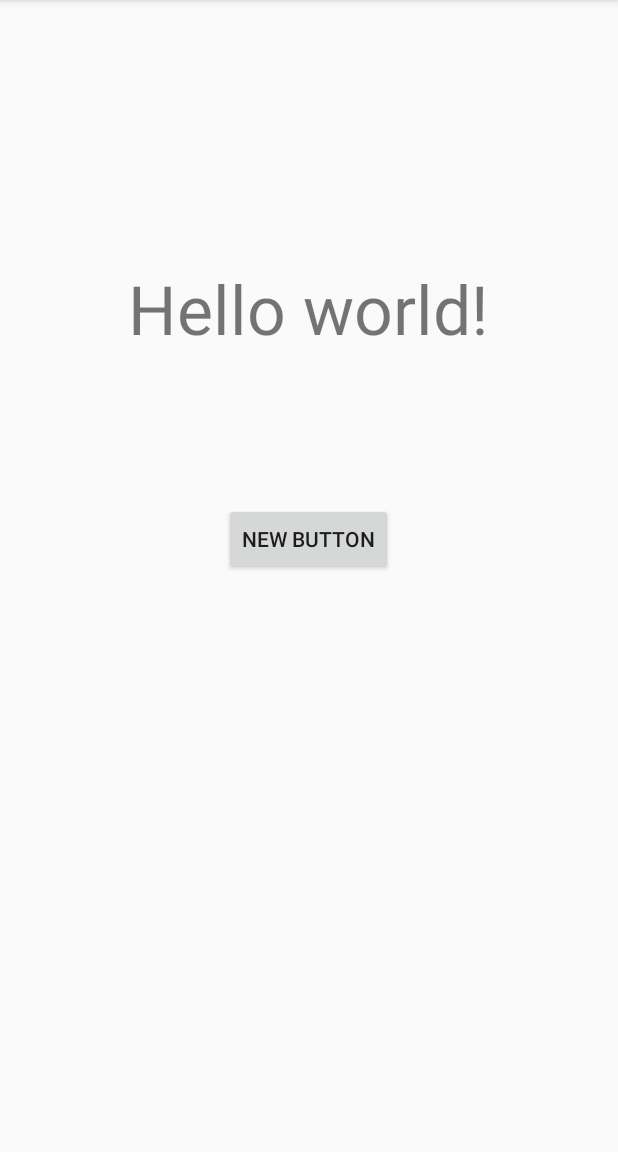
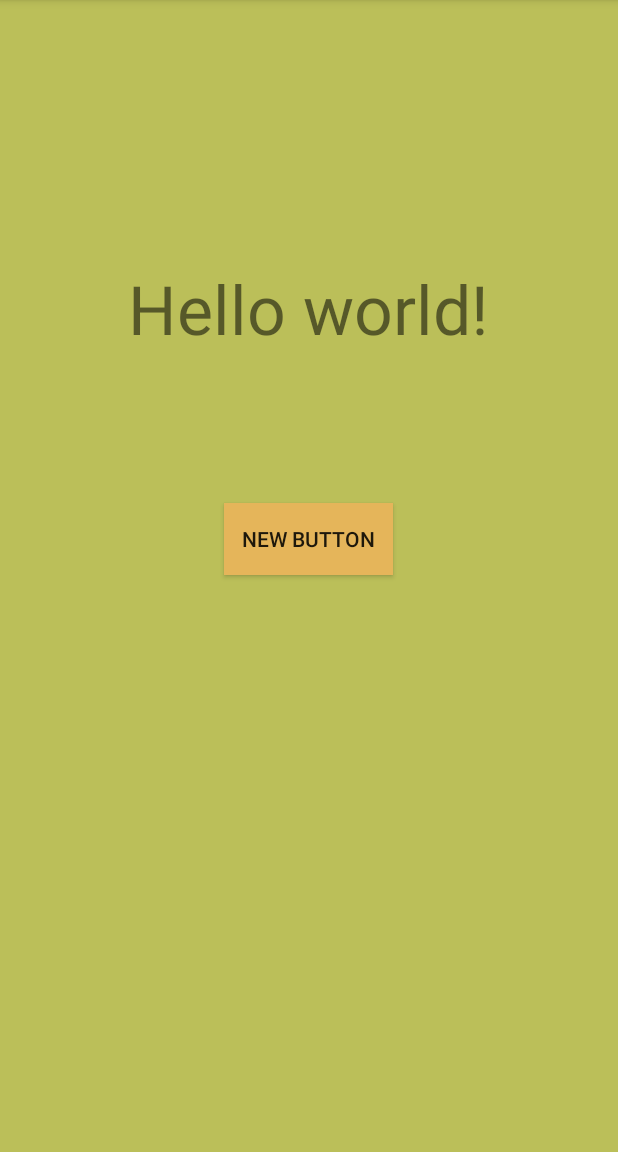
Before and after one commit to ghop1073/PmStupidroject, an Android app: the screen it shows after launch (StupidAfternoonActivity), in the options menu, after a tap on "Settings", on a phone screen of 412 x 824 dp, the part 84-1236 px from its top. Run offline under Robolectric (Android 15) with nearby library versions, the phone set to English and light mode, and no system bars.

Commit message:
lots of different changes to projects

```diff
--- a/app/src/main/java/ctec/pmstupidroject/StupidAfternoonActivity.java
+++ b/app/src/main/java/ctec/pmstupidroject/StupidAfternoonActivity.java
@@ -4,34 +4,68 @@ import android.support.v7.app.AppCompatActivity;
 import android.os.Bundle;
 import android.view.Menu;
 import android.view.MenuItem;
+import android.view.View;
+import android.widget.Button;
+import android.widget.TextView;
+import android.widget.RelativeLayout;
+import android.view.View;
+import android.graphics.Color;
 
-public class StupidAfternoonActivity extends AppCompatActivity {
+public class StupidAfternoonActivity extends AppCompatActivity
+{
+    private Button colorChangeButton;
+    private RelativeLayout background;
+    private TextView sillywords;
 
     @Override
-    protected void onCreate(Bundle savedInstanceState) {
+    protected void onCreate(Bundle savedInstanceState)
+    {
         super.onCreate(savedInstanceState);
         setContentView(R.layout.activity_stupid_afternoon);
+
+        colorChangeButton = (Button) findViewById(R.id.sillybutton);
+        background = (RelativeLayout) findViewById(R.id.appBackground);
+        sillywords = (TextView) findViewById(R.id.StupidWords);
+
+        setupListeners();
     }
 
     @Override
-    public boolean onCreateOptionsMenu(Menu menu) {
+    public boolean onCreateOptionsMenu(Menu menu)
+    {
         // Inflate the menu; this adds items to the action bar if it is present.
         getMenuInflater().inflate(R.menu.menu_stupid_afternoon, menu);
         return true;
     }
 
-    @Override
-    public boolean onOptionsItemSelected(MenuItem item) {
-        // Handle action bar item clicks here. The action bar will
-        // automatically handle clicks on the Home/Up button, so long
-        // as you specify a parent activity in AndroidManifest.xml.
-        int id = item.getItemId();
+    private void changeColors()
+    {
+        int redColor;
+        int greenColor;
+        int blueColor;
 
-        //noinspection SimplifiableIfStatement
-        if (id == R.id.action_settings) {
-            return true;
-        }
+        redColor = (int) (Math.random() * 256);
+        greenColor= (int) (Math.random() * 256);
+        blueColor = (int) (Math.random() * 256);
 
-        return super.onOptionsItemSelected(item);
+        background.setBackgroundColor(Color.rgb(redColor, greenColor, blueColor));
+
+        redColor = (int) (Math.random() * 256);
+        greenColor= (int) (Math.random() * 256);
+        blueColor = (int) (Math.random() * 256);
+
+        colorChangeButton.setBackgroundColor(Color.rgb(redColor, greenColor, blueColor));
+    }
+    private void setupListeners()
+    {
+        colorChangeButton.setOnClickListener(new  View.OnClickListener()
+        {
+            @Override
+            public void onClick(View buttonView)
+            {
+                //This is where you put the code that happens when you click a button.
+                changeColors();
+            }
+        });
     }
 }
```
Also changed, not shown: app/src/main/res/drawable/basketball.jpeg (added), app/src/main/res/drawable/favoritefood.jpeg (added), app/src/main/res/drawable/floridabeach.jpeg (added), app/src/main/res/drawable/golf.jpeg (added), app/src/main/res/drawable/hiking.jpeg (added), app/src/main/res/drawable/math.png (added), app/src/main/res/drawable/suncrest.jpeg (added), app/src/main/res/drawable/thankyou.jpeg (added).
